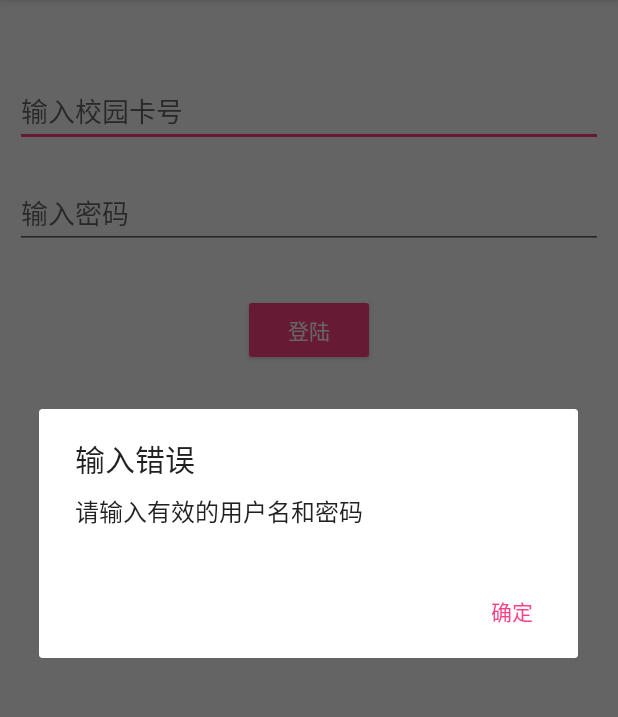
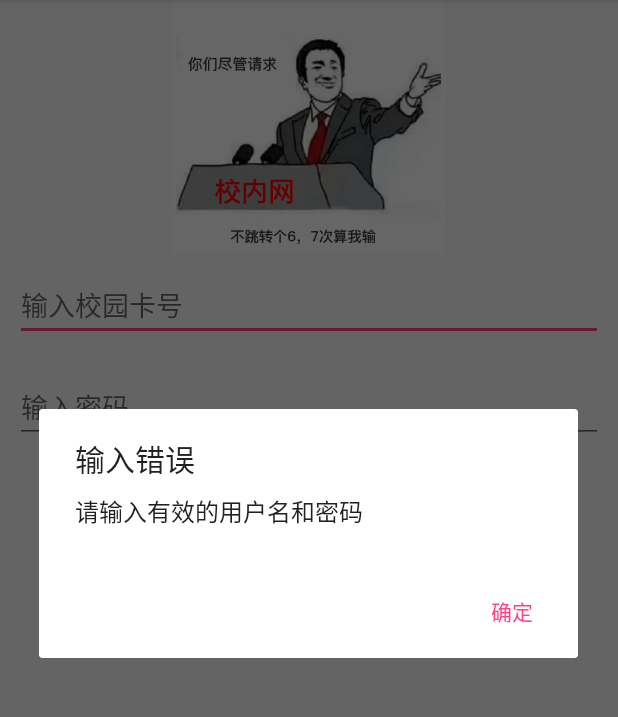
Before and after one commit to noterpopo/SZUSpider, an Android app: the screen it shows after launch (MainActivity), after a tap on "登陆", on a phone screen of 412 x 824 dp, the part 84-801 px from its top. Run offline under Robolectric (Android 15) with nearby library versions, the phone set to English and light mode, and no system bars.

Commit message:
登陆模块完成

```diff
--- a/app/src/main/AndroidManifest.xml
+++ b/app/src/main/AndroidManifest.xml
@@ -6,7 +6,7 @@
 
     <application
         android:allowBackup="true"
-        android:icon="@mipmap/ic_launcher"
+        android:icon="@drawable/output_1523415494"
         android:label="@string/app_name"
         android:roundIcon="@mipmap/ic_launcher_round"
         android:supportsRtl="true"
--- a/app/src/main/res/layout/activity_main.xml
+++ b/app/src/main/res/layout/activity_main.xml
@@ -6,11 +6,21 @@
     android:layout_width="match_parent"
     android:layout_height="match_parent">
 
+    <ImageView
+        android:adjustViewBounds="true"
+        android:layout_width="match_parent"
+        android:layout_height="wrap_content"
+        android:maxHeight="169dp"
+        android:layout_gravity="center"
+        android:layout_marginLeft="20dp"
+        android:layout_marginRight="20dp"
+        android:scaleType="centerInside"
+        android:src="@drawable/output_1523414501" />
 
     <EditText
         android:id="@+id/userName"
         android:hint="输入校园卡号"
-        android:layout_marginTop="50dp"
+        android:layout_marginTop="10dp"
         android:layout_marginBottom="10dp"
         android:layout_marginLeft="10dp"
         android:layout_marginRight="10dp"
```
Also changed, not shown: app/src/main/res/drawable/output_1523414501.gif (added), app/src/main/res/drawable/output_1523415494.png (added).
